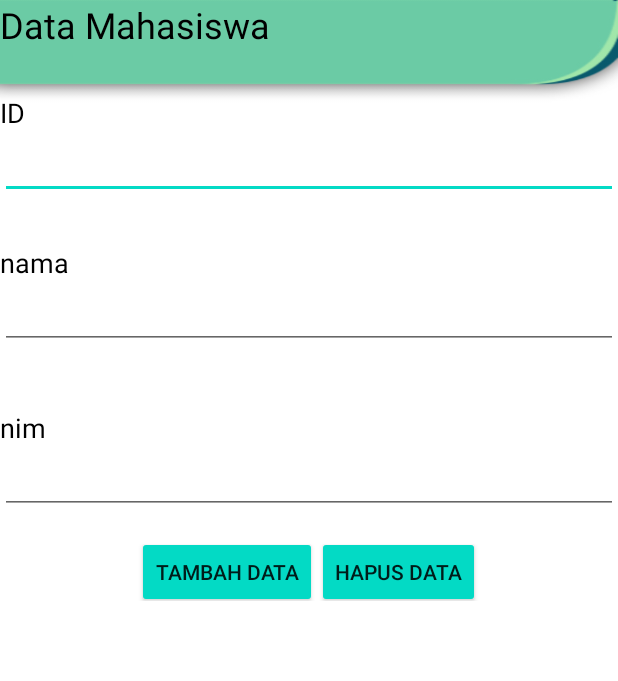
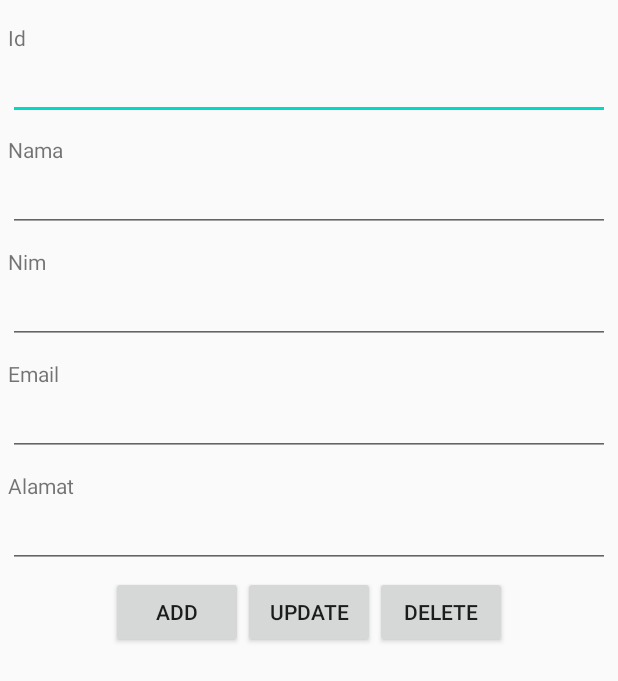
Before and after one commit to faqihakih/final-project-oop2, an Android app: the layout activity_faqih.xml on its own in the app's theme, with its tools: preview values and no code run, on a phone screen of 412 x 824 dp. Shown: the top 681 px of the screen. Run offline under Robolectric (Android 15) with nearby library versions, the phone set to English and light mode, and no system bars.

Commit message:
progress faqih fixing bugs

```diff
--- a/app/src/main/AndroidManifest.xml
+++ b/app/src/main/AndroidManifest.xml
@@ -10,7 +10,8 @@
         android:roundIcon="@mipmap/ic_launcher_round"
         android:supportsRtl="true"
         android:theme="@style/AppTheme">
-        <activity android:name=".DimasActivity"></activity>
+        <activity android:name=".FaqihActivity"></activity>
+        <activity android:name=".DimasActivity" />
         <activity android:name=".MainActivity">
             <intent-filter>
                 <action android:name="android.intent.action.MAIN" />
--- a/app/src/main/java/com/example/final_project_oop2_and_mobile/DimasActivity.kt
+++ b/app/src/main/java/com/example/final_project_oop2_and_mobile/DimasActivity.kt
@@ -13,8 +13,6 @@ import kotlinx.android.synthetic.main.item_userdimas.*
 class DimasActivity : AppCompatActivity() {
     lateinit var userDimasAdapter: UserDimasAdapter
     var ln = LinearLayoutManager(this)
-
-
     lateinit var realm: Realm
 
     fun initView(){
--- a/app/src/main/res/layout/activity_faqih.xml
+++ b/app/src/main/res/layout/activity_faqih.xml
@@ -4,89 +4,90 @@
     xmlns:tools="http://schemas.android.com/tools"
     android:layout_width="match_parent"
     android:layout_height="match_parent"
-    tools:context=".DimasActivity"
-    android:background="@drawable/andro">
-
+    android:orientation="vertical"
+    tools:context=".FaqihActivity">
     <LinearLayout
         android:layout_width="match_parent"
-        android:layout_height="match_parent"
-        android:orientation="vertical">
+        android:layout_height="wrap_content"
+        android:orientation="vertical"
+        android:layout_margin="5dp">
 
         <TextView
+            android:id="@+id/tv_id"
             android:layout_width="wrap_content"
             android:layout_height="wrap_content"
-            android:text="Data Mahasiswa"
-            android:textColor="#000"
-            android:textSize="24dp" />
-        <TextView
-            android:layout_width="match_parent"
-            android:layout_height="wrap_content"
-            android:paddingTop="30dp"
-            android:text="ID"
-            android:textColor="#000"
-            android:textSize="18dp" />
-
+            android:layout_marginTop="10dp"
+            android:text="Id"/>
         <EditText
             android:id="@+id/et_id"
             android:layout_width="match_parent"
-            android:layout_height="wrap_content" />
+            android:layout_height="wrap_content"/>
         <TextView
-            android:layout_width="match_parent"
+            android:id="@+id/tv_nama"
+            android:layout_width="wrap_content"
             android:layout_height="wrap_content"
-            android:paddingTop="30dp"
-            android:text="nama"
-            android:textColor="#000"
-            android:textSize="18dp"/>
+            android:layout_marginTop="10dp"
+            android:text="Nama"/>
         <EditText
             android:id="@+id/et_nama"
             android:layout_width="match_parent"
             android:layout_height="wrap_content"/>
         <TextView
+            android:id="@+id/tv_nim"
             android:layout_marginTop="10dp"
-            android:layout_width="match_parent"
+            android:layout_width="wrap_content"
             android:layout_height="wrap_content"
-            android:paddingTop="30dp"
-            android:text="nim"
-            android:textColor="#000"
-            android:textSize="18dp"/>
+            android:text="Nim"/>
         <EditText
             android:id="@+id/et_nim"
             android:layout_width="match_parent"
             android:layout_height="wrap_content"/>
+        <TextView
+            android:id="@+id/tv_email"
+            android:layout_marginTop="10dp"
+            android:layout_width="wrap_content"
+            android:layout_height="wrap_content"
+            android:text="Email"/>
+        <EditText
+            android:id="@+id/et_email"
+            android:layout_width="match_parent"
+            android:layout_height="wrap_content"/>
+        <TextView
+            android:id="@+id/tv_alamat"
+            android:layout_marginTop="10dp"
+            android:layout_width="wrap_content"
+            android:layout_height="wrap_content"
+            android:text="Alamat"/>
+        <EditText
+            android:id="@+id/et_alamat"
+            android:layout_width="match_parent"
+            android:layout_height="wrap_content"/>
+    </LinearLayout>
     <LinearLayout
         android:layout_width="match_parent"
         android:layout_height="wrap_content"
-            android:gravity="center"
-            android:orientation="horizontal">
-
+        android:orientation="horizontal"
+        android:gravity="center">
         <Button
             android:id="@+id/btn_add"
             android:layout_width="wrap_content"
             android:layout_height="wrap_content"
-                android:layout_marginTop="10dp"
-                android:backgroundTint="@color/colorAccent"
-                android:text="Tambah Data" />
+            android:text="add"/>
         <Button
-                android:id="@+id/btn_hapus"
+            android:id="@+id/btn_update"
             android:layout_width="wrap_content"
             android:layout_height="wrap_content"
-                android:layout_marginTop="10dp"
-                android:backgroundTint="@color/colorAccent"
-                android:text="Hapus Data" />
+            android:text="Update"/>
+        <Button
+            android:id="@+id/btn_delete"
+            android:layout_width="wrap_content"
+            android:layout_height="wrap_content"
+            android:text="Delete"/>
     </LinearLayout>
-        <TextView
-            android:id="@+id/hasil"
+    <androidx.recyclerview.widget.RecyclerView
+        android:id="@+id/rv_user"
         android:layout_width="match_parent"
-            android:layout_height="wrap_content"/>
-
-        <androidx.recyclerview.widget.RecyclerView
-            android:id="@+id/result"
-            android:layout_width="match_parent"
-            android:layout_height="wrap_content">
-
-        </androidx.recyclerview.widget.RecyclerView>
-    </LinearLayout>
-
-
+        android:layout_height="match_parent"
+        android:orientation="vertical"/>
 
 </LinearLayout>
```
Also changed, not shown: app/src/main/java/com/example/final_project_oop2_and_mobile/FaqihActifity.kt (deleted, +0 -87 lines), app/src/main/java/com/example/final_project_oop2_and_mobile/FaqihActivity.kt (added, +80 -0 lines), app/src/main/java/com/example/final_project_oop2_and_mobile/MainActivity.kt (+4 -5 lines), app/src/main/java/com/example/final_project_oop2_and_mobile/realm/UserFaqihAdapter.kt (+6 -4 lines), app/src/main/res/layout/item_userfaqih.xml (+8 -0 lines). Lines whose indentation alone changed are shown as unchanged.
